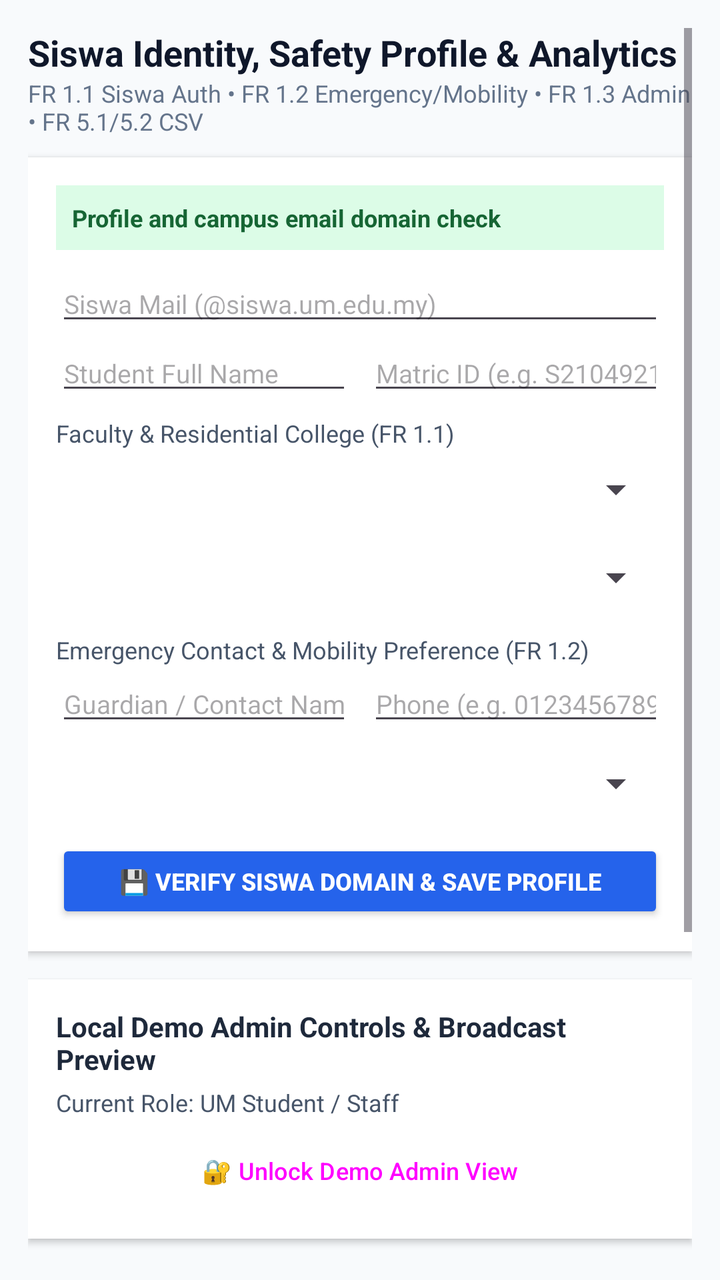
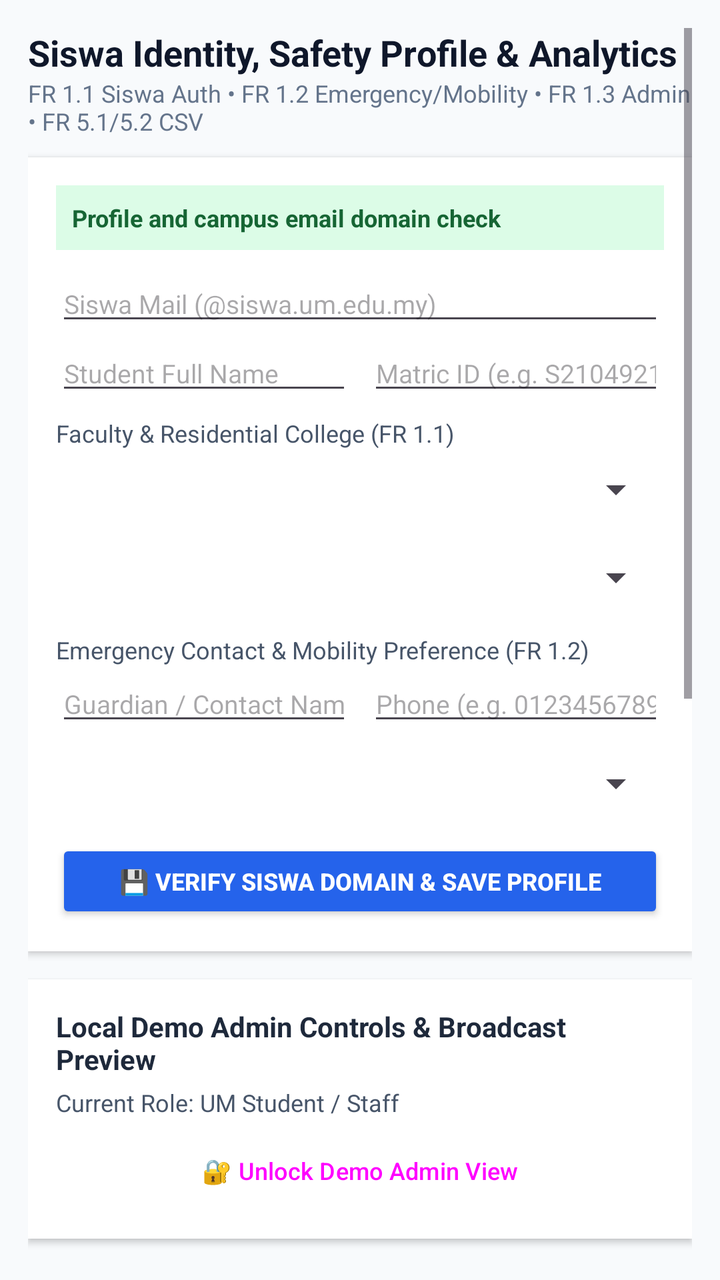

An Android layout rendered at two revisions. The XML below is the earlier revision; the diff shows what the commit changed to produce the second picture.
<!-- AndroidManifest.xml: application theme Theme.UMClearFlow -->
<!-- res/layout/fragment_profile.xml -->
<?xml version="1.0" encoding="utf-8"?>
<ScrollView xmlns:android="http://schemas.android.com/apk/res/android"
    android:layout_width="match_parent"
    android:layout_height="match_parent"
    android:background="#F8FAFC"
    android:padding="14dp">

    <LinearLayout
        android:layout_width="match_parent"
        android:layout_height="wrap_content"
        android:orientation="vertical">

        <TextView
            android:layout_width="wrap_content"
            android:layout_height="wrap_content"
            android:text="Siswa Identity, Safety Profile &amp; Analytics"
            android:textColor="#0F172A"
            android:textSize="18sp"
            android:textStyle="bold" />

        <TextView
            android:layout_width="wrap_content"
            android:layout_height="wrap_content"
            android:layout_marginBottom="10dp"
            android:text="FR 1.1 Siswa Auth • FR 1.2 Emergency/Mobility • FR 1.3 Admin • FR 5.1/5.2 CSV"
            android:textColor="#64748B"
            android:textSize="12sp" />

        
        <LinearLayout
            android:layout_width="match_parent"
            android:layout_height="wrap_content"
            android:background="#FFFFFF"
            android:elevation="2dp"
            android:orientation="vertical"
            android:padding="14dp">

            <TextView
                android:id="@+id/tv_auth_status"
                android:layout_width="match_parent"
                android:layout_height="wrap_content"
                android:background="#DCFCE7"
                android:padding="8dp"
                android:text="Profile and campus email domain check"
                android:textColor="#166534"
                android:textSize="12sp"
                android:textStyle="bold" />

            <EditText
                android:id="@+id/et_siswa_email"
                android:layout_width="match_parent"
                android:layout_height="wrap_content"
                android:layout_marginTop="8dp"
                android:hint="Siswa Mail (@siswa.um.edu.my)"
                android:inputType="textEmailAddress"
                android:textColor="#0F172A"
                android:textSize="13sp" />

            <LinearLayout
                android:layout_width="match_parent"
                android:layout_height="wrap_content"
                android:orientation="horizontal">

                <EditText
                    android:id="@+id/et_student_name"
                    android:layout_width="0dp"
                    android:layout_height="wrap_content"
                    android:layout_weight="1"
                    android:hint="Student Full Name"
                    android:inputType="textPersonName"
                    android:textColor="#0F172A"
                    android:textSize="13sp" />

                <EditText
                    android:id="@+id/et_matric_id"
                    android:layout_width="0dp"
                    android:layout_height="wrap_content"
                    android:layout_marginStart="8dp"
                    android:layout_weight="1"
                    android:hint="Matric ID (e.g. S2104921)"
                    android:inputType="textCapCharacters"
                    android:textColor="#0F172A"
                    android:textSize="13sp" />
            </LinearLayout>

            <TextView
                android:layout_width="wrap_content"
                android:layout_height="wrap_content"
                android:layout_marginTop="6dp"
                android:text="Faculty &amp; Residential College (FR 1.1)"
                android:textColor="#475569"
                android:textSize="12sp" />

            <Spinner
                android:id="@+id/spinner_faculty"
                android:layout_width="match_parent"
                android:layout_height="40dp" />

            <Spinner
                android:id="@+id/spinner_college"
                android:layout_width="match_parent"
                android:layout_height="40dp"
                android:layout_marginTop="4dp" />

            <TextView
                android:layout_width="wrap_content"
                android:layout_height="wrap_content"
                android:layout_marginTop="8dp"
                android:text="Emergency Contact &amp; Mobility Preference (FR 1.2)"
                android:textColor="#475569"
                android:textSize="12sp" />

            <LinearLayout
                android:layout_width="match_parent"
                android:layout_height="wrap_content"
                android:orientation="horizontal">

                <EditText
                    android:id="@+id/et_emergency_name"
                    android:layout_width="0dp"
                    android:layout_height="wrap_content"
                    android:layout_weight="1"
                    android:hint="Guardian / Contact Name"
                    android:inputType="textPersonName"
                    android:textColor="#0F172A"
                    android:textSize="13sp" />

                <EditText
                    android:id="@+id/et_emergency_phone"
                    android:layout_width="0dp"
                    android:layout_height="wrap_content"
                    android:layout_marginStart="8dp"
                    android:layout_weight="1"
                    android:hint="Phone (e.g. 0123456789)"
                    android:inputType="phone"
                    android:textColor="#0F172A"
                    android:textSize="13sp" />
            </LinearLayout>

            <Spinner
                android:id="@+id/spinner_mobility"
                android:layout_width="match_parent"
                android:layout_height="40dp"
                android:layout_marginTop="4dp" />

            <Button
                android:id="@+id/btn_save_profile"
                android:layout_width="match_parent"
                android:layout_height="42dp"
                android:layout_marginTop="8dp"
                android:backgroundTint="#2563EB"
                android:text="💾 Verify Siswa Domain &amp; Save Profile"
                android:textColor="#FFFFFF"
                android:textSize="12sp"
                android:textStyle="bold" />
        </LinearLayout>

        
        <LinearLayout
            android:layout_width="match_parent"
            android:layout_height="wrap_content"
            android:layout_marginTop="14dp"
            android:background="#FFFFFF"
            android:elevation="2dp"
            android:orientation="vertical"
            android:padding="14dp">

            <TextView
                android:layout_width="wrap_content"
                android:layout_height="wrap_content"
                android:text="Local Demo Admin Controls &amp; Broadcast Preview"
                android:textColor="#1E293B"
                android:textSize="14sp"
                android:textStyle="bold" />

            <TextView
                android:id="@+id/tv_role_status"
                android:layout_width="match_parent"
                android:layout_height="wrap_content"
                android:layout_marginTop="4dp"
                android:text="Current Role: UM Student / Staff"
                android:textColor="#475569"
                android:textSize="12sp" />

            <Button
                android:id="@+id/btn_toggle_admin"
                style="?attr/materialButtonOutlinedStyle"
                android:layout_width="match_parent"
                android:layout_height="40dp"
                android:layout_marginTop="6dp"
                android:text="🔐 Unlock Demo Admin View"
                android:textSize="12sp" />

            
            <LinearLayout
                android:id="@+id/layout_admin_broadcast"
                android:layout_width="match_parent"
                android:layout_height="wrap_content"
                android:layout_marginTop="8dp"
                android:background="#FFFBEB"
                android:orientation="vertical"
                android:padding="10dp"
                android:visibility="gone">

                <TextView
                    android:layout_width="wrap_content"
                    android:layout_height="wrap_content"
                    android:text="📢 Admin Emergency Broadcast Console"
                    android:textColor="#92400E"
                    android:textSize="12sp"
                    android:textStyle="bold" />

                <EditText
                    android:id="@+id/et_broadcast_msg"
                    android:layout_width="match_parent"
                    android:layout_height="wrap_content"
                    android:hint="Enter campus-wide alert banner &amp; push notification..."
                    android:textColor="#0F172A"
                    android:textSize="12sp" />

                <LinearLayout
                    android:layout_width="match_parent"
                    android:layout_height="wrap_content"
                    android:orientation="horizontal">

                    <Button
                        android:id="@+id/btn_publish_broadcast"
                        android:layout_width="0dp"
                        android:layout_height="38dp"
                        android:layout_marginEnd="6dp"
                        android:layout_weight="1"
                        android:backgroundTint="#D97706"
                        android:text="Publish Alert"
                        android:textColor="#FFFFFF"
                        android:textSize="11sp" />

                    <Button
                        android:id="@+id/btn_clear_broadcast"
                        style="?attr/materialButtonOutlinedStyle"
                        android:layout_width="0dp"
                        android:layout_height="38dp"
                        android:layout_weight="1"
                        android:text="Clear Banner"
                        android:textSize="11sp" />
                </LinearLayout>
            </LinearLayout>
        </LinearLayout>

        
        <LinearLayout
            android:layout_width="match_parent"
            android:layout_height="wrap_content"
            android:layout_marginTop="14dp"
            android:background="#FFFFFF"
            android:elevation="2dp"
            android:orientation="vertical"
            android:padding="14dp">

            <TextView
                android:layout_width="wrap_content"
                android:layout_height="wrap_content"
                android:text="On-Device Report Summary &amp; CSV Export"
                android:textColor="#1E293B"
                android:textSize="14sp"
                android:textStyle="bold" />

            <TextView
                android:id="@+id/tv_hotspot_ranking"
                android:layout_width="match_parent"
                android:layout_height="wrap_content"
                android:layout_marginTop="8dp"
                android:background="#F1F5F9"
                android:padding="10dp"
                android:textColor="#0F172A"
                android:textSize="12sp" />

            <Button
                android:id="@+id/btn_export_csv"
                android:layout_width="match_parent"
                android:layout_height="42dp"
                android:layout_marginTop="8dp"
                android:backgroundTint="#0F172A"
                android:text="📄 Export &amp; Share Full SQLite Report (.CSV)"
                android:textColor="#FFFFFF"
                android:textSize="12sp" />

            <Button
                android:id="@+id/btn_sync_now"
                style="?attr/materialButtonOutlinedStyle"
                android:layout_width="match_parent"
                android:layout_height="48dp"
                android:layout_marginTop="8dp"
                android:text="☁️ Sync Now"
                android:textSize="12sp" />

            <TextView
                android:id="@+id/privacy_info_text"
                android:layout_width="match_parent"
                android:layout_height="wrap_content"
                android:layout_marginTop="8dp"
                android:text="Reports, votes, and demo controls are stored locally on this device. No report sync or JPPHB dispatch is configured."
                android:textColor="#64748B"
                android:textSize="11sp" />
        </LinearLayout>

    </LinearLayout>
</ScrollView>
<!-- resources referenced by this layout -->
<resources>
  <style name="Theme.UMClearFlow" parent="Base.Theme.UMClearFlow" />
  <style name="Base.Theme.UMClearFlow" parent="Theme.Material3.Light.NoActionBar">
          <item name="colorPrimary">#1E3A8A</item>
          <item name="colorSecondary">#2563EB</item>
          <item name="android:statusBarColor">#0F172A</item>
      </style>
</resources>

<!-- the commit's change to res/layout/fragment_profile.xml (unified diff, before → after) -->
@@ -259,6 +259,70 @@
             <TextView
                 android:layout_width="wrap_content"
                 android:layout_height="wrap_content"
+                android:text="Background Weather Alerts"
+                android:textColor="#1E293B"
+                android:textSize="14sp"
+                android:textStyle="bold" />
+
+            <com.google.android.material.materialswitch.MaterialSwitch
+                android:id="@+id/sw_bg_alerts"
+                android:layout_width="match_parent"
+                android:layout_height="wrap_content"
+                android:minHeight="48dp"
+                android:text="Check campus weather in the background (about every 15 min)"
+                android:textColor="#0F172A"
+                android:textSize="13sp" />
+
+            <TextView
+                android:id="@+id/tv_bg_alert_status"
+                android:layout_width="match_parent"
+                android:layout_height="wrap_content"
+                android:background="#F1F5F9"
+                android:padding="10dp"
+                android:textColor="#0F172A"
+                android:textSize="12sp" />
+
+            <TextView
+                android:layout_width="match_parent"
+                android:layout_height="wrap_content"
+                android:layout_marginTop="6dp"
+                android:text="Uses the fixed UM campus location, never your device location. Illustrative thresholds, not an official MetMalaysia warning."
+                android:textColor="#64748B"
+                android:textSize="11sp" />
+
+            <Button
+                android:id="@+id/btn_bg_check_now"
+                style="?attr/materialButtonOutlinedStyle"
+                android:layout_width="match_parent"
+                android:layout_height="48dp"
+                android:layout_marginTop="8dp"
+                android:text="Run a background check now"
+                android:textSize="12sp" />
+
+            <Button
+                android:id="@+id/btn_bg_simulate"
+                android:layout_width="match_parent"
+                android:layout_height="48dp"
+                android:layout_marginTop="6dp"
+                android:backgroundTint="#DC2626"
+                android:text="⛈️ Simulate squall in background (debug)"
+                android:textColor="#FFFFFF"
+                android:textSize="12sp" />
+        </LinearLayout>
+
+        
+        <LinearLayout
+            android:layout_width="match_parent"
+            android:layout_height="wrap_content"
+            android:layout_marginTop="14dp"
+            android:background="#FFFFFF"
+            android:elevation="2dp"
+            android:orientation="vertical"
+            android:padding="14dp">
+
+            <TextView
+                android:layout_width="wrap_content"
+                android:layout_height="wrap_content"
                 android:text="On-Device Report Summary &amp; CSV Export"
                 android:textColor="#1E293B"
                 android:textSize="14sp"
